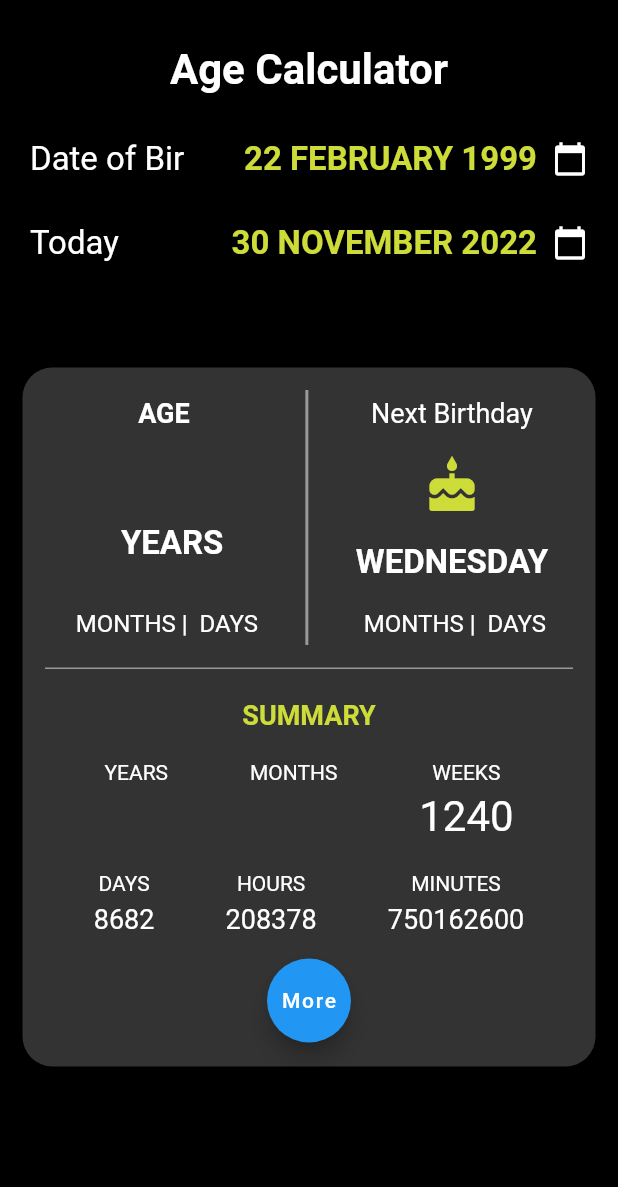
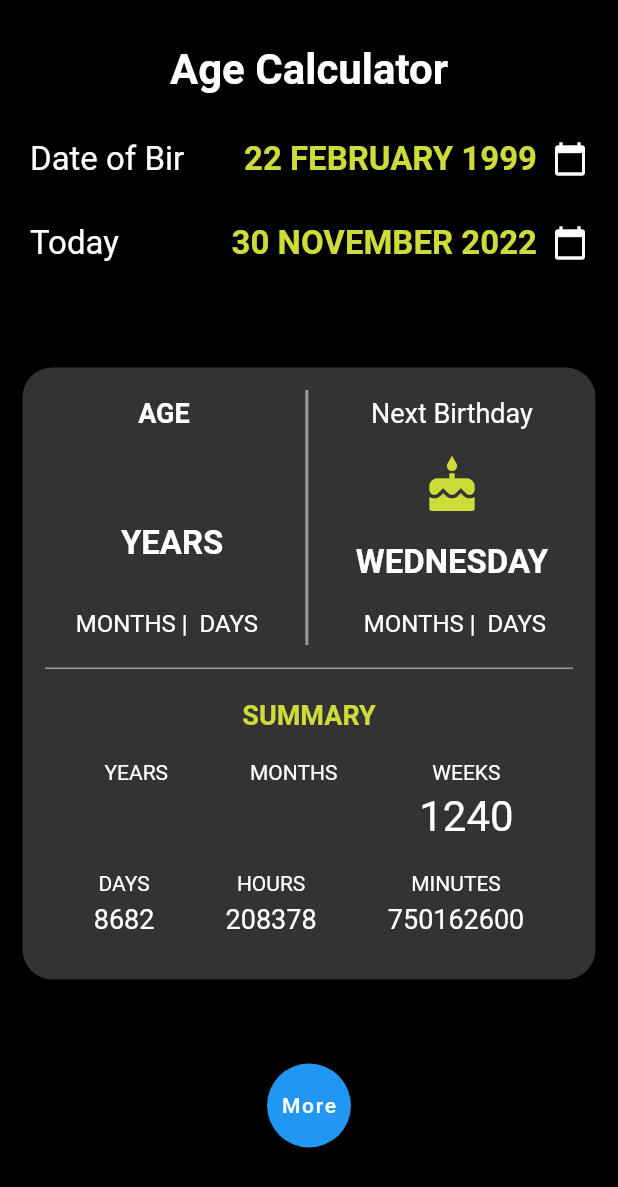
Before and after one commit to 57Abbasdev/udemy_fltr, a Flutter app: the AgeMain screen opened directly, on a phone screen of 412 x 824 dp. Shown: the top 1187 px of the screen. Run offline on Flutter 3.47's test engine with Material 2 defaults, Android fonts, the phone set to English and light mode, and no system bars; missing offline and left inert: age.

Commit message:
todo add

```diff
--- a/lib/age_calculator/age_main.dart
+++ b/lib/age_calculator/age_main.dart
@@ -432,16 +432,20 @@ class _AgeMainState extends State<AgeMain> {
                       ),
                     ],
                   ),
-                  const Padding(
-                    padding: EdgeInsets.all(16.0),
-                    child: FloatingActionButton(
-                      onPressed: null,
-                      child: Text("More"),
-                    ),
-                  )
+                  sb,
+
                 ],
               ),
             ),
+            const Padding(
+              padding: EdgeInsets.all(16.0),
+              child: FloatingActionButton(
+                onPressed: null,
+                child: Text("More"),
+                //Todo:
+                // Take screen shot only of the card widget
+              ),
+            )
           ],
         ),
       ),
```
